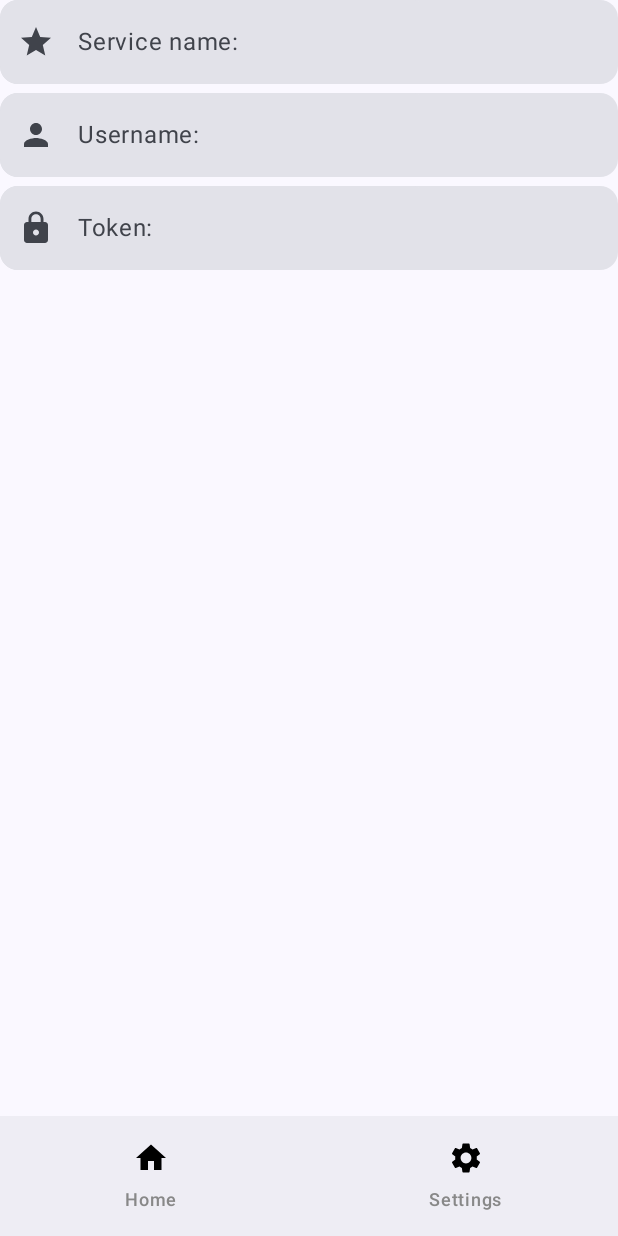
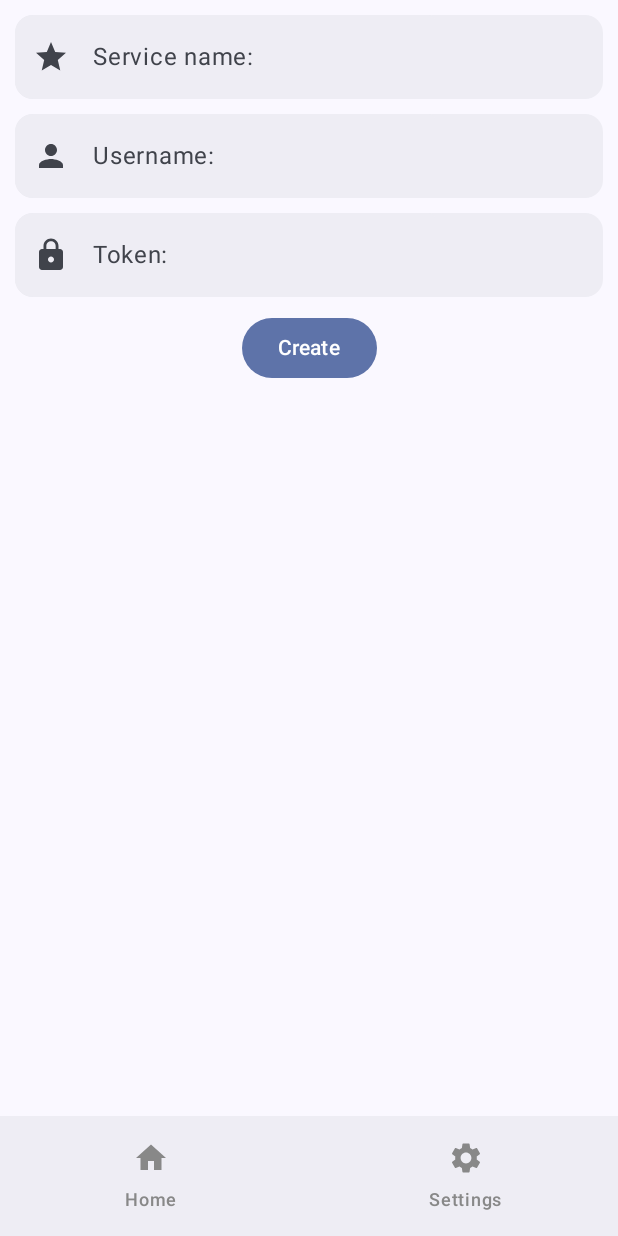
Before and after one commit to simonadamgyula/2FA-mobile-app, an Android app built with Jetpack Compose: the AddServicePage screen opened through its navigation route, on a phone screen of 412 x 824 dp. Run offline under Robolectric (Android 15) with nearby library versions, the phone set to English and light mode, and no system bars.

Commit message:
finally fixed compilation issue, made adding services work

```diff
--- a/app/build.gradle.kts
+++ b/app/build.gradle.kts
@@ -1,6 +1,7 @@
 plugins {
     alias(libs.plugins.android.application)
     alias(libs.plugins.kotlin.android)
+    id("com.google.devtools.ksp")
 }
 
 android {
@@ -65,6 +66,7 @@ dependencies {
     implementation(libs.androidx.runner)
     implementation(libs.androidx.room.runtime)
     implementation(libs.androidx.room.ktx)
+    ksp(libs.androidx.room.compiler)
     testImplementation(libs.junit)
     androidTestImplementation(libs.androidx.junit)
     androidTestImplementation(libs.androidx.espresso.core)
--- a/app/src/main/java/me/sim05/twofactorauth/AddServicePage.kt
+++ b/app/src/main/java/me/sim05/twofactorauth/AddServicePage.kt
@@ -1,34 +1,28 @@
 package me.sim05.twofactorauth
 
-import android.graphics.drawable.BitmapDrawable
-import android.graphics.drawable.Icon
+import android.content.res.Configuration
 import androidx.compose.foundation.layout.Arrangement
-import androidx.compose.foundation.layout.Box
 import androidx.compose.foundation.layout.Column
-import androidx.compose.foundation.layout.Spacer
 import androidx.compose.foundation.layout.fillMaxHeight
 import androidx.compose.foundation.layout.fillMaxWidth
 import androidx.compose.foundation.layout.padding
 import androidx.compose.material.icons.Icons
-import androidx.compose.material.icons.filled.Build
 import androidx.compose.material.icons.filled.Lock
 import androidx.compose.material.icons.filled.Person
 import androidx.compose.material.icons.filled.Star
 import androidx.compose.material3.Button
+import androidx.compose.material3.ButtonDefaults
 import androidx.compose.material3.Card
+import androidx.compose.material3.CardDefaults
 import androidx.compose.material3.Icon
 import androidx.compose.material3.MaterialTheme
 import androidx.compose.material3.Scaffold
-import androidx.compose.material3.SegmentedButtonDefaults.Icon
 import androidx.compose.material3.Text
 import androidx.compose.material3.TextField
-import androidx.compose.material3.TextFieldColors
 import androidx.compose.material3.TextFieldDefaults
 import androidx.compose.runtime.Composable
-import androidx.compose.runtime.getValue
-import androidx.compose.runtime.mutableStateOf
-import androidx.compose.runtime.remember
-import androidx.compose.runtime.setValue
+import androidx.compose.runtime.rememberCoroutineScope
+import androidx.compose.ui.Alignment
 import androidx.compose.ui.Modifier
 import androidx.compose.ui.graphics.Color
 import androidx.compose.ui.graphics.vector.ImageVector
@@ -38,58 +32,100 @@ import androidx.compose.ui.unit.dp
 import androidx.lifecycle.viewmodel.compose.viewModel
 import androidx.navigation.NavController
 import androidx.navigation.compose.rememberNavController
-import me.sim05.twofactorauth.ui.AppViewModelProvider
+import kotlinx.coroutines.launch
 import me.sim05.twofactorauth.ui.BottomNavigationBar
-import me.sim05.twofactorauth.ui.ServiceEntryViewModel
 import me.sim05.twofactorauth.ui.theme.TwoFactorAuthTheme
+import me.sim05.twofactorauth.ui.viewModels.AppViewModelProvider
+import me.sim05.twofactorauth.ui.viewModels.ServiceDetails
+import me.sim05.twofactorauth.ui.viewModels.ServiceEntryViewModel
+import me.sim05.twofactorauth.ui.viewModels.ServiceUiState
 
 @Composable
 fun AddServicePage(
     navController: NavController,
     viewModel: ServiceEntryViewModel = viewModel(factory = AppViewModelProvider.Factory)
 ) {
+    val coroutineScope = rememberCoroutineScope()
     Scaffold(bottomBar = {
         BottomNavigationBar(navController)
     }) { contentPadding ->
-        ServiceForm(modifier = Modifier.padding(contentPadding));
+        ServiceEntry(
+            modifier = Modifier
+                .padding(contentPadding)
+                .fillMaxWidth()
+                .padding(10.dp),
+            onValueChange = viewModel::updateUiState,
+            onSaveClick = {
+                coroutineScope.launch {
+                    viewModel.saveService()
+                    navController.popBackStack()
+                }
+            },
+            viewModel.serviceUiState
+        )
     }
 }
 
 @Composable
-fun ServiceForm(modifier: Modifier = Modifier) {
-    var serviceName: String by remember { mutableStateOf("") }
-    var username: String by remember { mutableStateOf("") }
-    var token: String by remember { mutableStateOf("") }
-
+fun ServiceEntry(
+    modifier: Modifier = Modifier,
+    onValueChange: (ServiceDetails) -> Unit = {},
+    onSaveClick: () -> Unit,
+    serviceUiState: ServiceUiState
+) {
     Column(
         modifier = modifier,
-        verticalArrangement = Arrangement.spacedBy(6.dp)
+        verticalArrangement = Arrangement.spacedBy(10.dp),
+        horizontalAlignment = Alignment.CenterHorizontally
+    ) {
+        ServiceForm(
+            onValueChange = onValueChange,
+            serviceDetails = serviceUiState.serviceDetails,
+        )
+        Button(
+            onClick = { onSaveClick() },
+            colors = ButtonDefaults.buttonColors(
+                containerColor = MaterialTheme.colorScheme.primaryContainer,
+                contentColor = MaterialTheme.colorScheme.onPrimaryContainer,
+            ),
+        ) {
+            Text(stringResource(R.string.create))
+        }
+    }
+}
+
+@Composable
+fun ServiceForm(
+    modifier: Modifier = Modifier,
+    onValueChange: (ServiceDetails) -> Unit = {},
+    serviceDetails: ServiceDetails
+) {
+    Column(
+        modifier = modifier,
+        verticalArrangement = Arrangement.spacedBy(10.dp),
+        horizontalAlignment = Alignment.CenterHorizontally,
     ) {
         CardTextField(
             modifier = Modifier.fillMaxWidth(),
-            value = serviceName,
-            onValueChange = { serviceName = it },
+            value = serviceDetails.name,
+            onValueChange = { onValueChange(serviceDetails.copy(name = it)) },
             label = "Service name: ",
             leadingIcon = Icons.Filled.Star,
         )
         CardTextField(
             modifier = Modifier.fillMaxWidth(),
-            value = username,
-            onValueChange = { username = it },
+            value = serviceDetails.username,
+            onValueChange = { onValueChange(serviceDetails.copy(username = it)) },
             label = "Username: ",
             leadingIcon = Icons.Filled.Person,
         )
         CardTextField(
             modifier = Modifier.fillMaxWidth(),
-            value = token,
-            onValueChange = { token = it },
+            value = serviceDetails.token,
+            onValueChange = { onValueChange(serviceDetails.copy(token = it)) },
             label = "Token: ",
             leadingIcon = Icons.Filled.Lock,
         )
-        Spacer(modifier = Modifier.fillMaxHeight())
-        Button(onClick = { /*TODO*/ }) {
-            Text(stringResource(R.string.create))
-        }
     }
 }
 
@@ -101,7 +137,11 @@ fun CardTextField(
     label: String,
     leadingIcon: ImageVector
 ) {
-    Card(shape = MaterialTheme.shapes.medium, modifier = modifier) {
+    Card(
+        shape = MaterialTheme.shapes.medium, modifier = modifier, colors = CardDefaults.cardColors(
+            containerColor = MaterialTheme.colorScheme.surfaceContainer,
+        )
+    ) {
         TextField(
             value = value,
             onValueChange = onValueChange,
@@ -111,25 +151,32 @@ fun CardTextField(
                 focusedIndicatorColor = Color.Transparent,
                 unfocusedIndicatorColor = Color.Transparent,
                 disabledIndicatorColor = Color.Transparent,
+                focusedContainerColor = MaterialTheme.colorScheme.surfaceContainer,
+                unfocusedContainerColor = MaterialTheme.colorScheme.surfaceContainer,
+                disabledContainerColor = MaterialTheme.colorScheme.surfaceContainer,
             )
         )
     }
-
 }
 
-@Preview
+@Preview(uiMode = Configuration.UI_MODE_NIGHT_YES, showBackground = true)
 @Composable
 fun AddServicePagePreview() {
     TwoFactorAuthTheme {
         Scaffold(bottomBar = {
             BottomNavigationBar(rememberNavController())
         }) { contentPadding ->
-            ServiceForm(
+            ServiceEntry(
                 modifier = Modifier
                     .padding(contentPadding)
                     .fillMaxWidth()
-                    .padding(10.dp)
-            );
+                    .padding(10.dp),
+                onValueChange = {},
+                onSaveClick = {
+
+                },
+                ServiceUiState()
+            )
         }
     }
 }
--- a/app/src/main/java/me/sim05/twofactorauth/HomePage.kt
+++ b/app/src/main/java/me/sim05/twofactorauth/HomePage.kt
@@ -2,7 +2,6 @@ package me.sim05.twofactorauth
 
 import android.content.res.Configuration
 import androidx.compose.foundation.layout.Arrangement
-import androidx.compose.foundation.layout.Box
 import androidx.compose.foundation.layout.Column
 import androidx.compose.foundation.layout.Row
 import androidx.compose.foundation.layout.Spacer
@@ -36,9 +35,9 @@ import androidx.navigation.NavController
 import androidx.navigation.NavGraph.Companion.findStartDestination
 import androidx.navigation.compose.rememberNavController
 import me.sim05.twofactorauth.data.Service
-import me.sim05.twofactorauth.ui.AppViewModelProvider
+import me.sim05.twofactorauth.ui.viewModels.AppViewModelProvider
 import me.sim05.twofactorauth.ui.BottomNavigationBar
-import me.sim05.twofactorauth.ui.HomeViewModel
+import me.sim05.twofactorauth.ui.viewModels.HomeViewModel
 import me.sim05.twofactorauth.ui.theme.TwoFactorAuthTheme
 
 @Composable
@@ -50,7 +49,7 @@ fun HomePage(
     val homeUiState by viewModel.homeUiState.collectAsState()
 
     Scaffold(
-        modifier = Modifier.fillMaxSize(),
+        modifier = modifier.fillMaxSize(),
         floatingActionButton = {
             FloatingActionButton(
                 onClick = {
@@ -68,7 +67,7 @@ fun HomePage(
         },
         content = { innerPadding ->
             TwoFactorAuthServices(
-                modifier = modifier
+                modifier = Modifier
                     .padding(innerPadding)
                     .padding(top = 20.dp),
                 serviceList = homeUiState.serviceList
@@ -83,7 +82,7 @@ fun HomePage(
 @Composable
 fun TwoFactorAuthServices(modifier: Modifier = Modifier, serviceList: List<Service>) {
     if (serviceList.isEmpty()) {
-        Text(stringResource(R.string.no_services_added))
+        Text(stringResource(R.string.no_services_added), modifier = modifier)
     } else {
         LazyColumn(
             modifier = modifier.padding(horizontal = 10.dp),
--- a/app/src/main/java/me/sim05/twofactorauth/ui/BottomNavigationBar.kt
+++ b/app/src/main/java/me/sim05/twofactorauth/ui/BottomNavigationBar.kt
@@ -1,21 +1,29 @@
 package me.sim05.twofactorauth.ui
 
+import android.content.res.Configuration
+import androidx.compose.foundation.layout.padding
 import androidx.compose.material.icons.Icons
 import androidx.compose.material.icons.filled.Home
 import androidx.compose.material.icons.filled.Settings
 import androidx.compose.material3.Icon
+import androidx.compose.material3.MaterialTheme
 import androidx.compose.material3.NavigationBar
 import androidx.compose.material3.NavigationBarItem
 import androidx.compose.material3.NavigationBarItemDefaults
+import androidx.compose.material3.Scaffold
 import androidx.compose.material3.Text
 import androidx.compose.runtime.Composable
 import androidx.compose.runtime.getValue
+import androidx.compose.ui.Modifier
 import androidx.compose.ui.graphics.Color
 import androidx.compose.ui.graphics.vector.ImageVector
+import androidx.compose.ui.tooling.preview.Preview
 import androidx.navigation.NavController
 import androidx.navigation.NavGraph.Companion.findStartDestination
 import androidx.navigation.compose.currentBackStackEntryAsState
+import androidx.navigation.compose.rememberNavController
 import me.sim05.twofactorauth.Pages
+import me.sim05.twofactorauth.ui.theme.TwoFactorAuthTheme
 
 sealed class BottomNavItem(val route: String, val icon: ImageVector, val label: String) {
     data object Home : BottomNavItem(Pages.Home.name, Icons.Default.Home, "Home")
@@ -30,17 +38,17 @@ fun BottomNavigationBar(navController: NavController) {
     )
 
     NavigationBar {
-        val navBackStackEntry by navController.currentBackStackEntryAsState();
-        val currentRoute = navBackStackEntry?.destination?.route;
+        val navBackStackEntry by navController.currentBackStackEntryAsState()
+        val currentRoute = navBackStackEntry?.destination?.route
 
 
         pages.forEach { page ->
             NavigationBarItem(
                 label = {
-                    Text(page.label);
+                    Text(page.label)
                 },
                 icon = {
-                    Icon(page.icon, null);
+                    Icon(page.icon, null)
                 },
                 selected = currentRoute == page.route,
                 onClick = {
@@ -53,13 +61,27 @@ fun BottomNavigationBar(navController: NavController) {
                     }
                 },
                 colors = NavigationBarItemDefaults.colors(
+                    selectedTextColor = MaterialTheme.colorScheme.onSurface,
                     unselectedTextColor = Color.Gray,
-                    selectedTextColor = Color.Black,
-                    selectedIconColor = Color.Black,
-                    unselectedIconColor = Color.Black,
-                    indicatorColor = Color.White
+                    selectedIconColor = MaterialTheme.colorScheme.onSurface,
+                    unselectedIconColor = Color.Gray,
+                    indicatorColor = MaterialTheme.colorScheme.surfaceDim
                 ),
-            );
-        };
+            )
+        }
     }
 }
+
+@Preview(uiMode = Configuration.UI_MODE_NIGHT_YES, showBackground = true)
+@Composable
+fun BottomNavigationBarPreview() {
+    TwoFactorAuthTheme {
+        Scaffold(
+            bottomBar = {
+                BottomNavigationBar(navController = rememberNavController())
+            }
+        ) { innerPadding ->
+            Text("placeholder", modifier = Modifier.padding(innerPadding))
+        }
+    }
+}
--- a/app/src/main/java/me/sim05/twofactorauth/ui/AppViewModelProvider.kt
+++ b/app/src/main/java/me/sim05/twofactorauth/ui/viewModels/AppViewModelProvider.kt
@@ -1,4 +1,4 @@
-package me.sim05.twofactorauth.ui
+package me.sim05.twofactorauth.ui.viewModels
 
 import androidx.lifecycle.ViewModelProvider
 import androidx.lifecycle.viewmodel.CreationExtras
--- a/app/src/main/java/me/sim05/twofactorauth/ui/HomeViewModel.kt
+++ b/app/src/main/java/me/sim05/twofactorauth/ui/viewModels/HomeViewModel.kt
@@ -1,4 +1,4 @@
-package me.sim05.twofactorauth.ui
+package me.sim05.twofactorauth.ui.viewModels
 
 import androidx.lifecycle.ViewModel
 import androidx.lifecycle.viewModelScope
--- a/app/src/main/java/me/sim05/twofactorauth/ui/ServiceEntryViewModel.kt
+++ b/app/src/main/java/me/sim05/twofactorauth/ui/viewModels/ServiceEntryViewModel.kt
@@ -1,4 +1,4 @@
-package me.sim05.twofactorauth.ui
+package me.sim05.twofactorauth.ui.viewModels
 
 import androidx.compose.runtime.getValue
 import androidx.compose.runtime.mutableStateOf
--- a/build.gradle.kts
+++ b/build.gradle.kts
@@ -2,4 +2,5 @@
 plugins {
     alias(libs.plugins.android.application) apply false
     alias(libs.plugins.kotlin.android) apply false
+    id("com.google.devtools.ksp") version "1.9.21-1.0.15" apply false
 }
--- a/gradle/libs.versions.toml
+++ b/gradle/libs.versions.toml
@@ -1,5 +1,6 @@
 [versions]
 agp = "8.6.0-rc01"
+compilerVersion = "1.1.1"
 kotlin = "1.9.0"
 coreKtx = "1.10.1"
 junit = "4.13.2"
@@ -11,6 +12,7 @@ composeBom = "2024.04.01"
 navigationCompose = "2.7.7"
 navigationComposeVersion = "2.7.5"
 roomCommon = "2.6.1"
+roomCompiler = "2.6.1"
 roomKtx = "2.6.1"
 roomRuntime = "2.6.1"
 runner = "1.5.2"
@@ -18,6 +20,7 @@ runner = "1.5.2"
 [libraries]
 androidx-core-ktx = { group = "androidx.core", name = "core-ktx", version.ref = "coreKtx" }
 androidx-navigation-compose-v275 = { module = "androidx.navigation:navigation-compose", version.ref = "navigationComposeVersion" }
+androidx-room-compiler = { module = "androidx.room:room-compiler", version.ref = "roomCompiler" }
 androidx-room-runtime = { module = "androidx.room:room-runtime", version.ref = "roomRuntime" }
 junit = { group = "junit", name = "junit", version.ref = "junit" }
 androidx-junit = { group = "androidx.test.ext", name = "junit", version.ref = "junitVersion" }
@@ -36,6 +39,7 @@ androidx-navigation-compose = { group = "androidx.navigation", name = "navigatio
 androidx-room-common = { group = "androidx.room", name = "room-common", version.ref = "roomCommon" }
 androidx-room-ktx = { group = "androidx.room", name = "room-ktx", version.ref = "roomKtx" }
 androidx-runner = { group = "androidx.test", name = "runner", version.ref = "runner" }
+room-compiler = { module = "android.arch.persistence.room:compiler", version.ref = "compilerVersion" }
 
 [plugins]
 android-application = { id = "com.android.application", version.ref = "agp" }
```
Also changed, not shown: app/src/main/java/me/sim05/twofactorauth/SettingPage.kt (+14 -1 lines).
